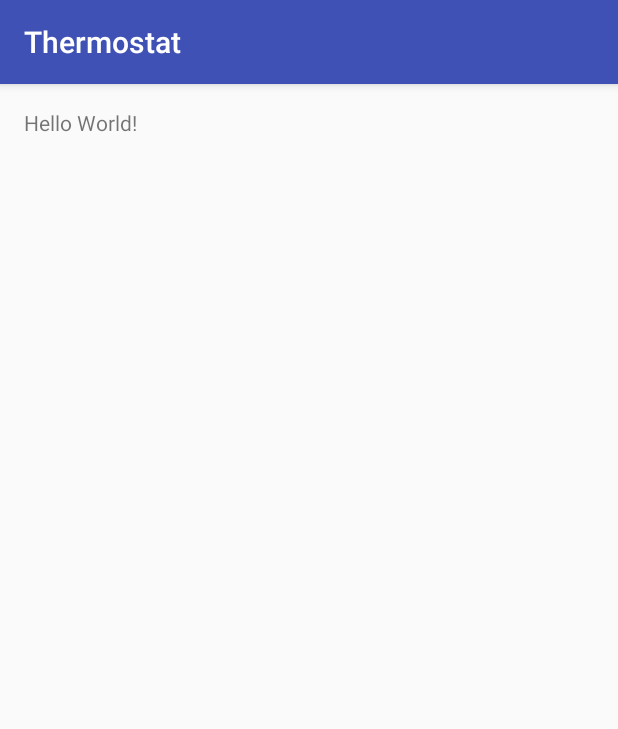
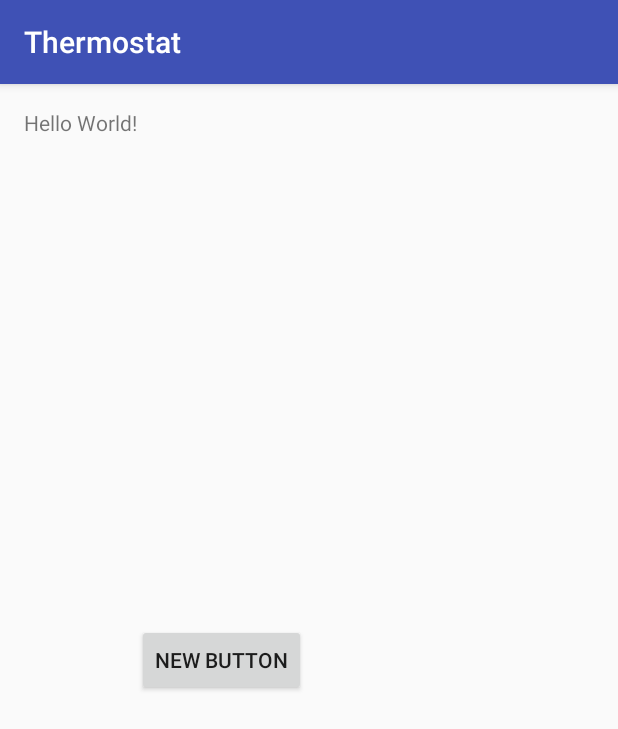
Before and after one commit to timhuebener/Thermostat, an Android app: the screen it shows after launch (MainActivity), on a phone screen of 412 x 824 dp. Shown: the top 729 px of the screen. Run offline under Robolectric (Android 15) with nearby library versions, the phone set to English and light mode, and no system bars.

Commit message:
Added style and button

```diff
--- a/app/src/main/res/layout/activity_main.xml
+++ b/app/src/main/res/layout/activity_main.xml
@@ -7,10 +7,19 @@
     android:paddingLeft="@dimen/activity_horizontal_margin"
     android:paddingRight="@dimen/activity_horizontal_margin"
     android:paddingTop="@dimen/activity_vertical_margin"
-    tools:context="thermocompany.thermostat.MainActivity">
+    tools:context="thermocompany.thermostat.MainActivity"
+    android:weightSum="1">
 
     <TextView
         android:layout_width="wrap_content"
         android:layout_height="wrap_content"
         android:text="Hello World!" />
+
+    <Button
+        android:layout_width="wrap_content"
+        android:layout_height="wrap_content"
+        android:text="New Button"
+        android:id="@+id/button"
+        android:layout_gravity="center_vertical" />
+
 </LinearLayout>
```
